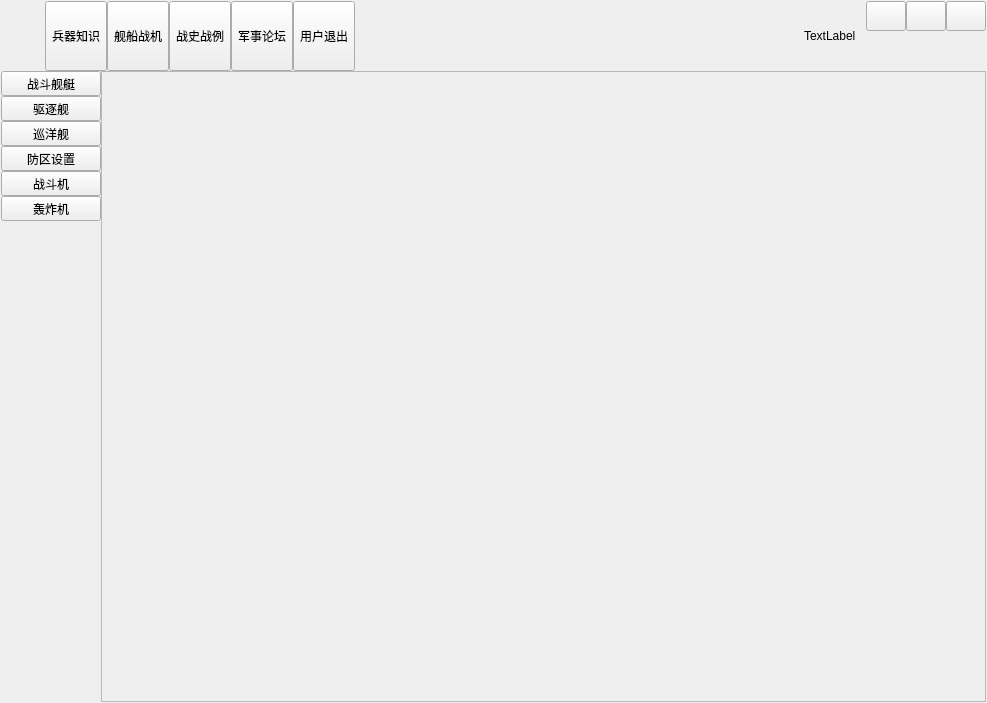
This is uidemo08/uidemo08.ui in qt2013/QtProgram as Qt 5 draws it before an edit. The edited form follows.
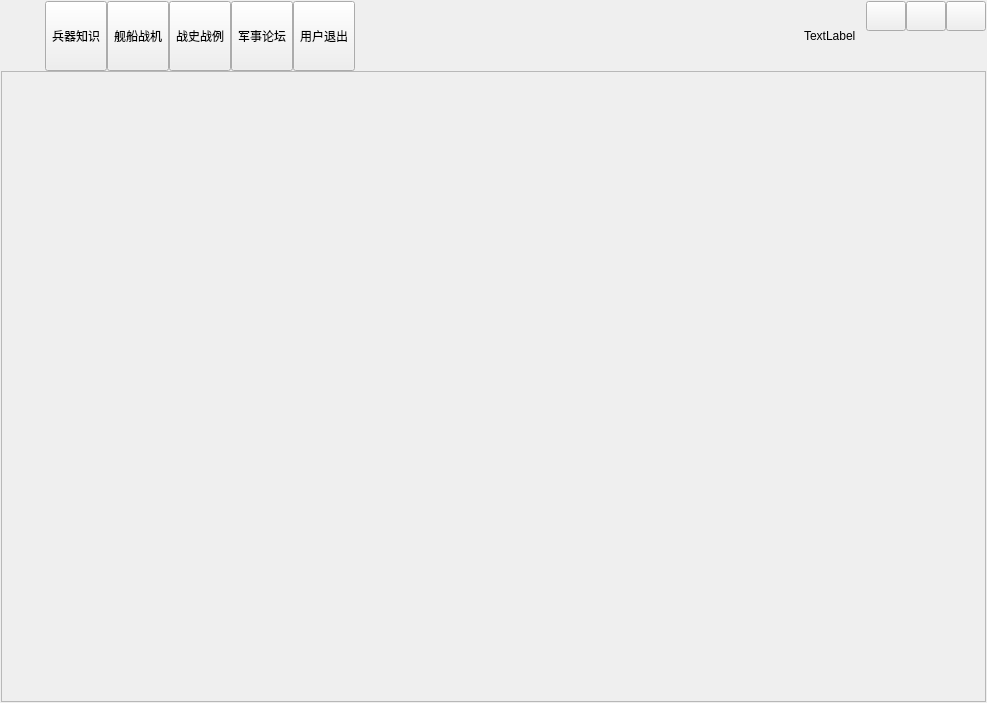
This is the edited form. The open tabs and pages were chosen to show the change. Icons and pictures are not drawn.

Diff of the .ui file:
```diff
--- a/uidemo08/uidemo08.ui
+++ b/uidemo08/uidemo08.ui
@@ -497,124 +497,6 @@
        <property name="bottomMargin">
         <number>0</number>
        </property>
-       <item>
-        <widget class="QWidget" name="widgetLeftConfig" native="true">
-         <property name="maximumSize">
-          <size>
-           <width>100</width>
-           <height>16777215</height>
-          </size>
-         </property>
-         <layout class="QVBoxLayout" name="verticalLayout_3">
-          <property name="spacing">
-           <number>0</number>
-          </property>
-          <property name="leftMargin">
-           <number>0</number>
-          </property>
-          <property name="topMargin">
-           <number>0</number>
-          </property>
-          <property name="rightMargin">
-           <number>0</number>
-          </property>
-          <property name="bottomMargin">
-           <number>0</number>
-          </property>
-          <item>
-           <widget class="QToolButton" name="tbtnConfig1">
-            <property name="sizePolicy">
-             <sizepolicy hsizetype="Expanding" vsizetype="Fixed">
-              <horstretch>0</horstretch>
-              <verstretch>0</verstretch>
-             </sizepolicy>
-            </property>
-            <property name="text">
-             <string>战斗舰艇</string>
-            </property>
-           </widget>
-          </item>
-          <item>
-           <widget class="QToolButton" name="tbtnConfig2">
-            <property name="sizePolicy">
-             <sizepolicy hsizetype="Expanding" vsizetype="Fixed">
-              <horstretch>0</horstretch>
-              <verstretch>0</verstretch>
-             </sizepolicy>
-            </property>
-            <property name="text">
-             <string>驱逐舰</string>
-            </property>
-           </widget>
-          </item>
-          <item>
-           <widget class="QToolButton" name="tbtnConfig3">
-            <property name="sizePolicy">
-             <sizepolicy hsizetype="Expanding" vsizetype="Fixed">
-              <horstretch>0</horstretch>
-              <verstretch>0</verstretch>
-             </sizepolicy>
-            </property>
-            <property name="text">
-             <string>巡洋舰</string>
-            </property>
-           </widget>
-          </item>
-          <item>
-           <widget class="QToolButton" name="tbtnConfig4">
-            <property name="sizePolicy">
-             <sizepolicy hsizetype="Expanding" vsizetype="Fixed">
-              <horstretch>0</horstretch>
-              <verstretch>0</verstretch>
-             </sizepolicy>
-            </property>
-            <property name="text">
-             <string>防区设置</string>
-            </property>
-           </widget>
-          </item>
-          <item>
-           <widget class="QToolButton" name="tbtnConfig5">
-            <property name="sizePolicy">
-             <sizepolicy hsizetype="Expanding" vsizetype="Fixed">
-              <horstretch>0</horstretch>
-              <verstretch>0</verstretch>
-             </sizepolicy>
-            </property>
-            <property name="text">
-             <string>战斗机</string>
-            </property>
-           </widget>
-          </item>
-          <item>
-           <widget class="QToolButton" name="tbtnConfig6">
-            <property name="sizePolicy">
-             <sizepolicy hsizetype="Expanding" vsizetype="Fixed">
-              <horstretch>0</horstretch>
-              <verstretch>0</verstretch>
-             </sizepolicy>
-            </property>
-            <property name="text">
-             <string>轰炸机</string>
-            </property>
-           </widget>
-          </item>
-          <item>
-           <spacer name="verticalSpacer_3">
-            <property name="orientation">
-             <enum>Qt::Vertical</enum>
-            </property>
-            <property name="sizeHint" stdset="0">
-             <size>
-              <width>20</width>
-              <height>417</height>
-             </size>
-            </property>
-           </spacer>
-          </item>
-         </layout>
-        </widget>
-       </item>
        <item>
         <widget class="QFrame" name="frame_2">
          <property name="frameShape">
```
Left out of the diff: 89 changed lines with no effect on the pictures.
